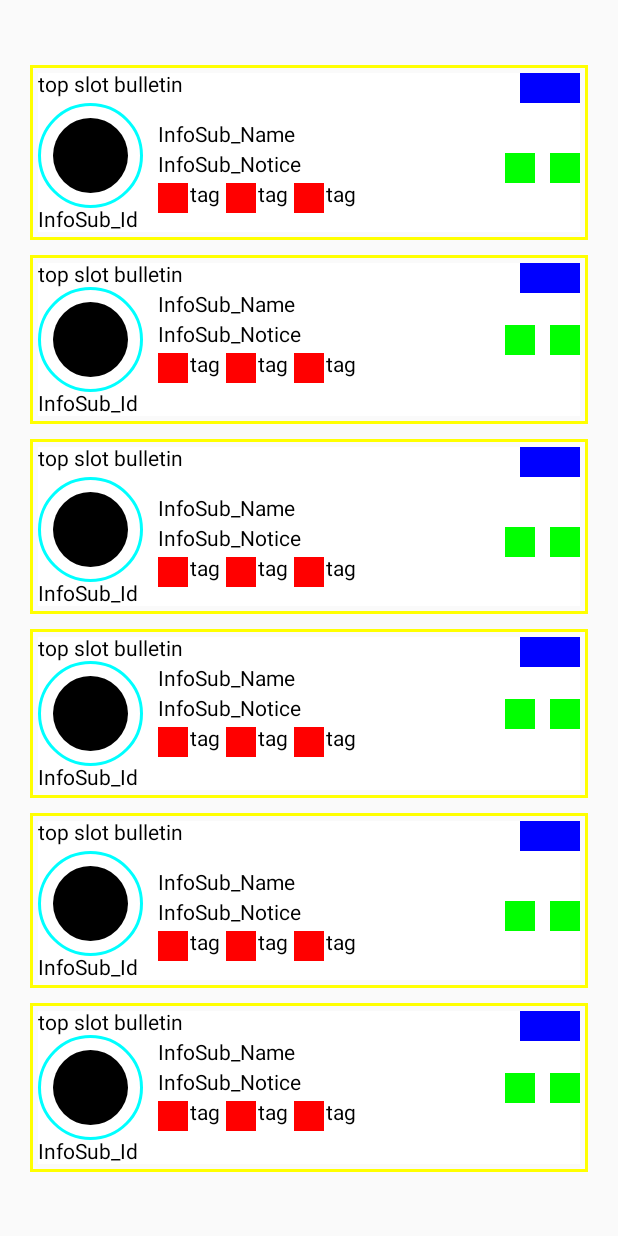
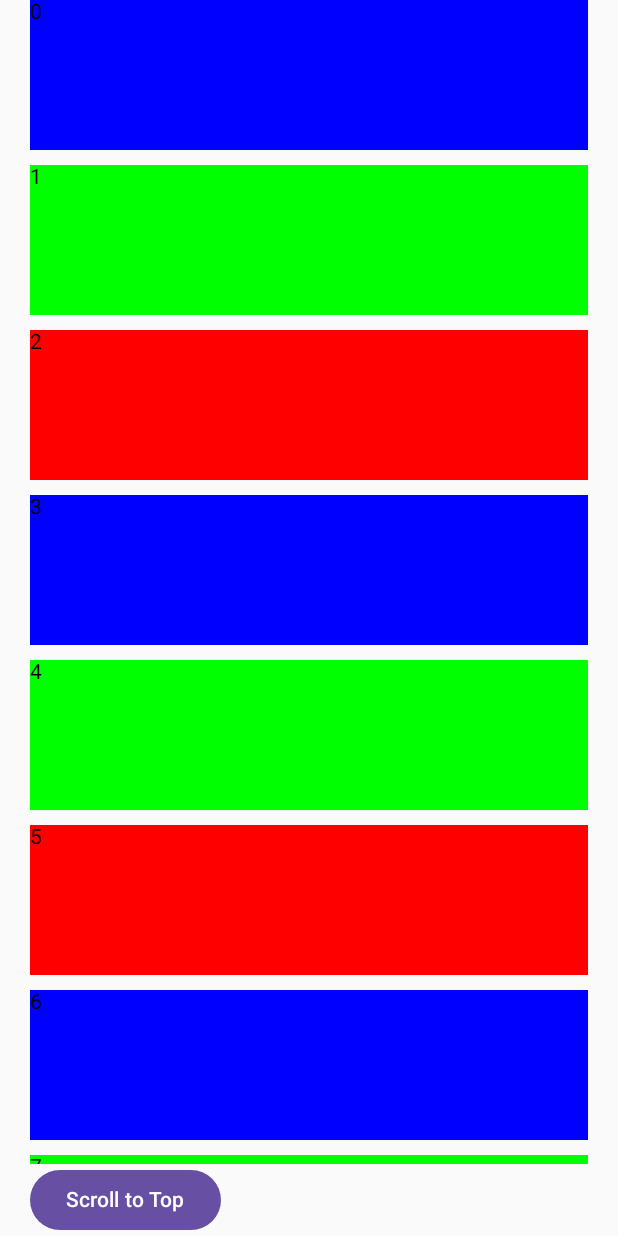
Before and after one commit to szkug/akit, an Android app built with Jetpack Compose: the LayoutOptActivity screen opened directly, with no data from a screen before it, on a phone screen of 412 x 824 dp. Run offline under Robolectric (Android 15) with nearby library versions, the phone set to English and light mode, and no system bars; our stand-ins replace constraintlayout-compose.

Commit message:
* update coil

```diff
--- a/app/build.gradle.kts
+++ b/app/build.gradle.kts
@@ -97,6 +97,7 @@ dependencies {
     implementation("androidx.constraintlayout:constraintlayout-compose:1.0.1")
     implementation("dev.chrisbanes.haze:haze:1.1.1")
     implementation("com.github.skydoves:cloudy:0.2.3")
+    implementation(libs.coil.network.okhttp)
 
     // kapt(libs.glide.compiler)
     implementation(libs.bundles.glide)
--- a/app/src/main/java/com/korilin/samples/compose/trace/acts/LayoutOptActivity.kt
+++ b/app/src/main/java/com/korilin/samples/compose/trace/acts/LayoutOptActivity.kt
@@ -20,12 +20,16 @@ import androidx.compose.foundation.layout.padding
 import androidx.compose.foundation.layout.size
 import androidx.compose.foundation.layout.widthIn
 import androidx.compose.foundation.layout.wrapContentHeight
+import androidx.compose.foundation.lazy.LazyColumn
+import androidx.compose.foundation.lazy.rememberLazyListState
 import androidx.compose.foundation.shape.CircleShape
+import androidx.compose.material3.Button
 import androidx.compose.material3.Text
 import androidx.compose.material3.TextField
 import androidx.compose.runtime.Composable
 import androidx.compose.runtime.getValue
 import androidx.compose.runtime.mutableStateOf
+import androidx.compose.runtime.rememberCoroutineScope
 import androidx.compose.runtime.setValue
 import androidx.compose.ui.Alignment
 import androidx.compose.ui.Modifier
@@ -38,6 +42,7 @@ import androidx.compose.ui.util.trace
 import androidx.constraintlayout.compose.ConstraintLayout
 import androidx.constraintlayout.compose.Dimension
 import com.bumptech.glide.integration.compose.ExperimentalGlideComposeApi
+import kotlinx.coroutines.launch
 
 class LayoutOptActivity : ComponentActivity() {
 
@@ -51,7 +56,6 @@ class LayoutOptActivity : ComponentActivity() {
     @OptIn(ExperimentalGlideComposeApi::class)
     override fun onCreate(savedInstanceState: Bundle?) {
         super.onCreate(savedInstanceState)
-        enableEdgeToEdge()
         setContent {
             Column(
                 modifier = Modifier
@@ -60,19 +64,32 @@ class LayoutOptActivity : ComponentActivity() {
                 verticalArrangement = Arrangement.Center,
                 horizontalAlignment = Alignment.Start
             ) {
-                bf.Content()
-                Spacer(modifier = Modifier.height(10.dp))
-                opt.Content()
 
-                Spacer(modifier = Modifier.height(10.dp))
-                bf.Content()
-                Spacer(modifier = Modifier.height(10.dp))
-                opt.Content()
+                val scope = rememberCoroutineScope()
+                val state = rememberLazyListState()
 
-                Spacer(modifier = Modifier.height(10.dp))
-                bf.Content()
-                Spacer(modifier = Modifier.height(10.dp))
-                opt.Content()
+                LazyColumn(
+                    verticalArrangement = Arrangement.spacedBy(10.dp),
+                    modifier = Modifier.weight(1f),
+                    state = state,
+                ) {
+                    items(100) {
+                        val color = when (it % 3) {
+                            1 -> Color.Green
+                            2 -> Color.Red
+                            else -> Color.Blue
+                        }
+                        Box(Modifier.height(100.dp).fillMaxWidth().background(color)) {
+                            Text("$it")
+                        }
+                    }
+                }
+
+                Button(onClick = {
+                    scope.launch { state.animateScrollToItem(0) }
+                }) {
+                    Text("Scroll to Top")
+                }
 
             }
         }
--- a/gradle/libs.versions.toml
+++ b/gradle/libs.versions.toml
@@ -1,5 +1,6 @@
 [versions]
 agp = "8.4.2"
+coilNetworkOkhttp = "3.0.4"
 kotlin = "1.8.20"
 coreKtx = "1.13.1"
 junit = "4.13.2"
@@ -13,7 +14,7 @@ glide = "4.16.0"
 glide-plugin = "2.24.0"
 glide-awebp = "3.0.1"
 glide-compose = "1.0.0-beta01"
-compose-coil = "2.7.0"
+compose-coil = "3.0.0-rc02"
 
 profileinstaller = "1.4.1"
 recyclerview = "1.3.2"
@@ -43,6 +44,7 @@ androidx-ui-tooling-preview = { group = "androidx.compose.ui", name = "ui-toolin
 androidx-ui-test-manifest = { group = "androidx.compose.ui", name = "ui-test-manifest" }
 androidx-ui-test-junit4 = { group = "androidx.compose.ui", name = "ui-test-junit4" }
 androidx-material3 = { group = "androidx.compose.material3", name = "material3" }
+coil-network-okhttp = { module = "io.coil-kt.coil3:coil-network-okhttp", version.ref = "compose-coil" }
 recyclerview = { group = "androidx.recyclerview", name = "recyclerview", version.ref = "recyclerview" }
 
 
@@ -56,7 +58,7 @@ glide-plugin = { group = "com.github.penfeizhou.android.animation", name = "glid
 glide-compose = { group = "com.github.bumptech.glide", name = "compose", version.ref = "glide-compose" }
 accompanist-drawablepainter = { group = "com.google.accompanist", name = "accompanist-drawablepainter", version.ref = "accompanist" }
 
-coil-compose = { group = "io.coil-kt", name = "coil-compose", version.ref = "compose-coil" }
+coil-compose = { group = "io.coil-kt.coil3", name = "coil-compose", version.ref = "compose-coil" }
 
 junit = { group = "junit", name = "junit", version.ref = "junit" }
 androidx-test-junit = { group = "androidx.test.ext", name = "junit", version.ref = "androidx-test-ext-junit" }
```
Also changed, not shown: app/src/main/java/com/korilin/samples/compose/trace/acts/CompareActivity.kt (+49 -3 lines).
